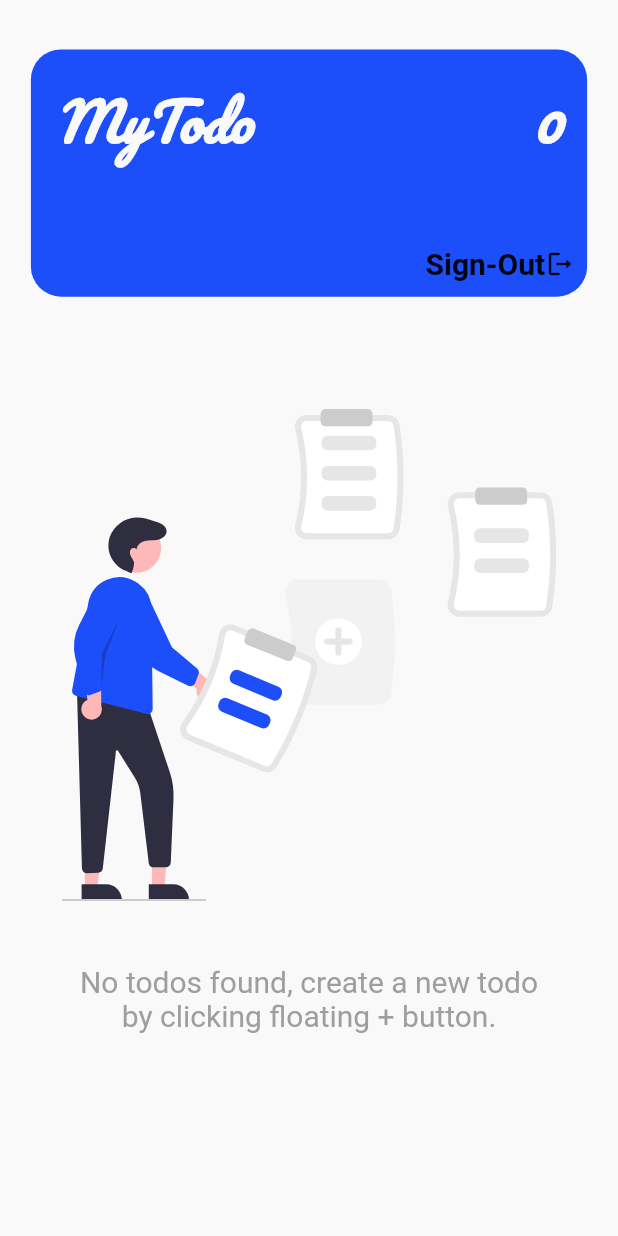
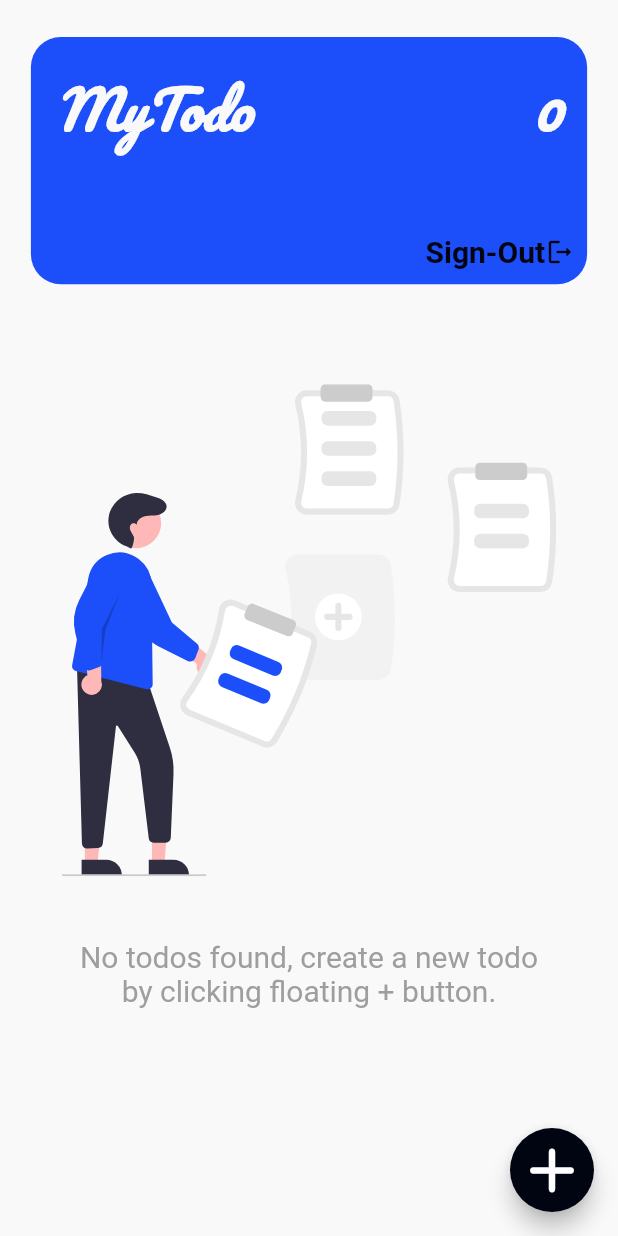
Before and after one commit to vinay416/TodoApp, a Flutter app: the screen it shows once a user with an empty profile is signed in, on a phone screen of 412 x 824 dp. Run offline on Flutter 3.47's test engine with Material 2 defaults, Android fonts, the phone set to English and light mode, and no system bars; our stand-ins replace cloud_firestore, firebase_auth, firebase_core, flutter_svg, google_fonts, google_sign_in and 1 more; accounts and stored records are empty.

Commit message:
bug fixes

```diff
--- a/lib/views/home_view.dart
+++ b/lib/views/home_view.dart
@@ -17,6 +17,7 @@ class _HomeViewState extends State<HomeView> {
     return Scaffold(
       backgroundColor: kPrimaryColor,
       body: SafeArea(child: _buildBody()),
+      floatingActionButton: _buildFloatingButton(),
     );
   }
 
@@ -41,4 +42,15 @@ class _HomeViewState extends State<HomeView> {
       ],
     );
   }
+
+  Widget _buildFloatingButton() {
+    return FloatingActionButton(
+      onPressed: () {},
+      child: const Icon(
+        Icons.add_rounded,
+        size: 50,
+      ),
+      backgroundColor: kAccentColor,
+    );
+  }
 }
--- a/lib/views/widgets/appbar_widget.dart
+++ b/lib/views/widgets/appbar_widget.dart
@@ -29,7 +29,7 @@ class _AppTopBarState extends State<AppTopBar> {
     return Container(
       margin: EdgeInsets.symmetric(
         horizontal: context.w(50),
-        vertical: context.h(40),
+        vertical: context.h(30),
       ),
       decoration: BoxDecoration(
         color: kProductColor,
```
